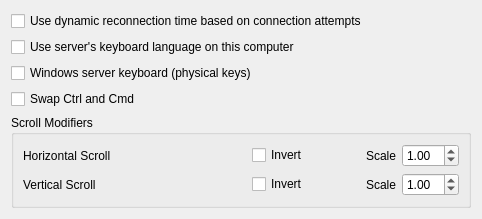
Old version of the form src/lib/gui/dialogs/ClientConfigDialog.ui in the repository boymep/deskflow.
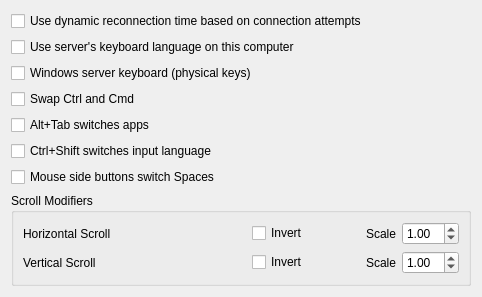
New version of the form.

Commit message: feat(client): add settings and checkboxes for app switcher, input source and side buttons

```diff
--- a/src/lib/gui/dialogs/ClientConfigDialog.ui
+++ b/src/lib/gui/dialogs/ClientConfigDialog.ui
@@ -57,6 +57,36 @@
      </property>
     </widget>
    </item>
+   <item>
+    <widget class="QCheckBox" name="cbAltTab">
+     <property name="toolTip">
+      <string>Server Alt+Tab opens the macOS app switcher (Command+Tab). Command stays held while Alt is held, so the switcher shortcuts (arrows, Q, H) work. Needs the Windows server keyboard.</string>
+     </property>
+     <property name="text">
+      <string>Alt+Tab switches apps</string>
+     </property>
+    </widget>
+   </item>
+   <item>
+    <widget class="QCheckBox" name="cbCtrlShift">
+     <property name="toolTip">
+      <string>Pressing and releasing Ctrl+Shift on the server keyboard, with no other key in between, selects the next enabled input source on this Mac. Needs the Windows server keyboard.</string>
+     </property>
+     <property name="text">
+      <string>Ctrl+Shift switches input language</string>
+     </property>
+    </widget>
+   </item>
+   <item>
+    <widget class="QCheckBox" name="cbSideButtons">
+     <property name="toolTip">
+      <string>Server mouse back/forward buttons switch to the Space on the left/right instead of being sent as buttons. Works without the Windows server keyboard.</string>
+     </property>
+     <property name="text">
+      <string>Mouse side buttons switch Spaces</string>
+     </property>
+    </widget>
+   </item>
    <item>
     <widget class="QGroupBox" name="groupBox">
      <property name="title">
```
The commit also changes 4 other files.
